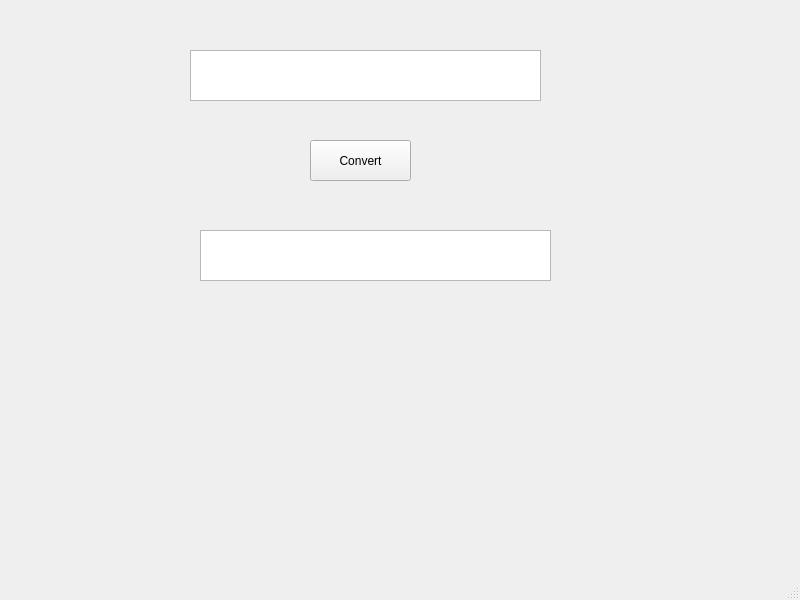
First picture: the form in currencyconvertermainwindow.ui, repository talha1230/Hello_World_Calculator, before the edit.
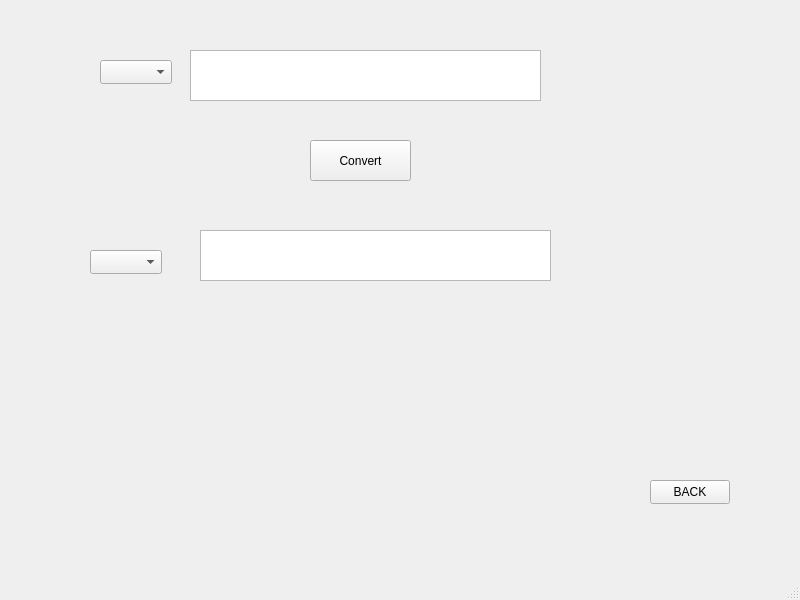
Second picture: the form after the edit.

Commit message:
updated  Currency Converter
User can select different countries now

Patch:
```diff
--- a/currencyconvertermainwindow.ui
+++ b/currencyconvertermainwindow.ui
@@ -50,6 +50,39 @@
      <bool>true</bool>
     </property>
    </widget>
+   <widget class="QPushButton" name="backbutton">
+    <property name="geometry">
+     <rect>
+      <x>650</x>
+      <y>480</y>
+      <width>80</width>
+      <height>24</height>
+     </rect>
+    </property>
+    <property name="text">
+     <string>BACK</string>
+    </property>
+   </widget>
+   <widget class="QComboBox" name="currencyComboBox">
+    <property name="geometry">
+     <rect>
+      <x>100</x>
+      <y>60</y>
+      <width>72</width>
+      <height>24</height>
+     </rect>
+    </property>
+   </widget>
+   <widget class="QComboBox" name="currencyComboBox_2">
+    <property name="geometry">
+     <rect>
+      <x>90</x>
+      <y>250</y>
+      <width>72</width>
+      <height>24</height>
+     </rect>
+    </property>
+   </widget>
   </widget>
   <widget class="QMenuBar" name="menubar">
    <property name="geometry">
```
The commit also changes 4 other files.
